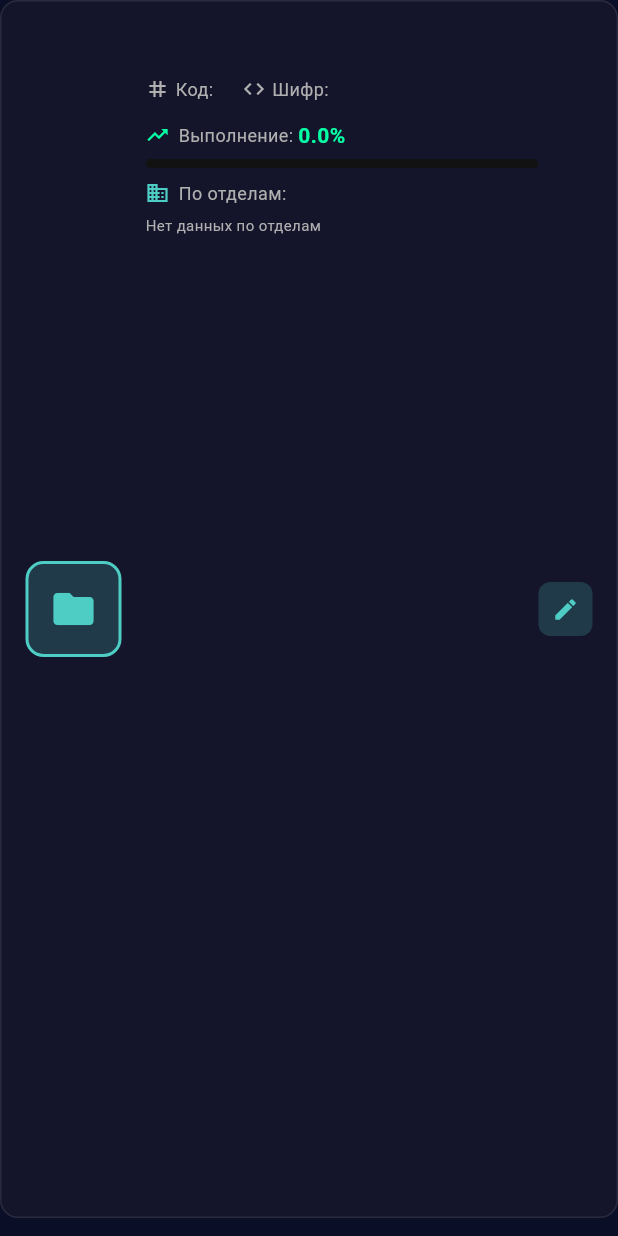
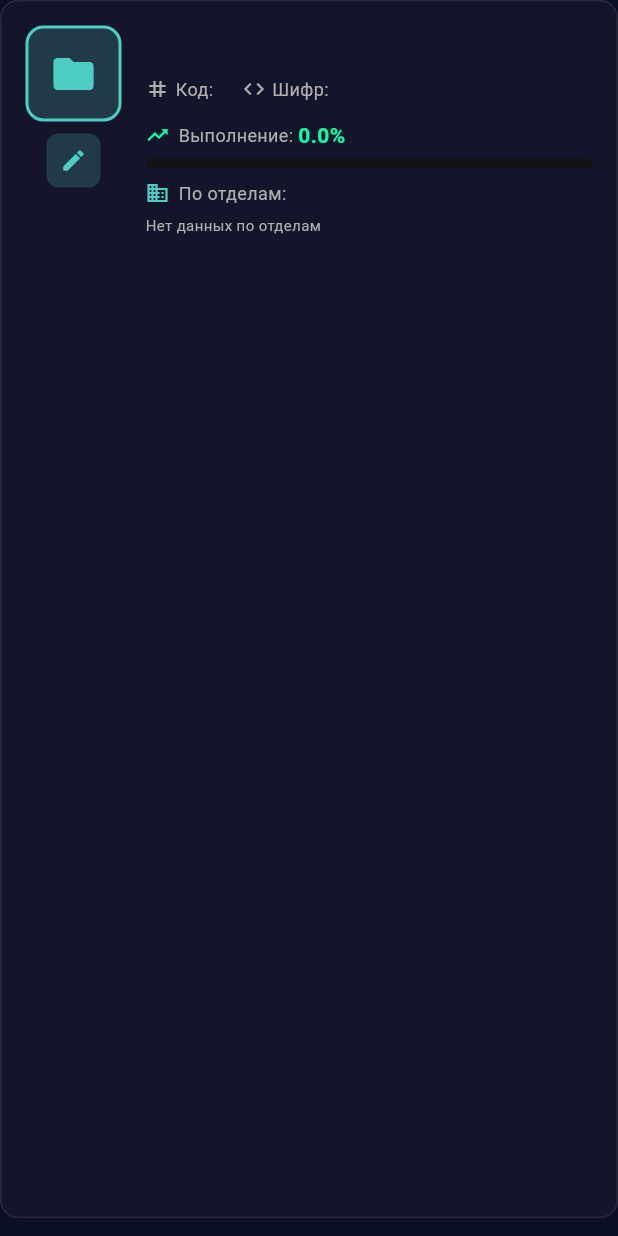
Before and after one commit to Shain92/my_tracker_v0.1, a Flutter app: the _ProjectCard widget shown alone on an empty page, opened directly with empty values, on a phone screen of 412 x 824 dp. Run offline on Flutter 3.47's test engine with Material 3 defaults, Android fonts, the phone set to English and light mode, and no system bars; our stand-ins replace file_picker, shared_preferences; missing offline and left inert: dart:html; accounts and stored records are empty; network calls fail.

Commit message:
Refactor project card layout in SiteProjectsScreen for improved clarity and functionality
- Consolidated project icon and edit button into a single column for better visual organization.
- Enhanced project information display with improved spacing and layout adjustments.
- Maintained existing functionality while streamlining the overall structure for a more intuitive user experience.

```diff
--- a/frontend/lib/screens/site_projects_screen.dart
+++ b/frontend/lib/screens/site_projects_screen.dart
@@ -1476,7 +1476,9 @@ class _ProjectCardState extends State<_ProjectCard> {
             padding: const EdgeInsets.all(16),
             child: Row(
               children: [
-            // Иконка проекта
+                // Иконка проекта и кнопка редактирования
+                Column(
+                  children: [
                     Container(
                       width: 64,
                       height: 64,
@@ -1494,6 +1496,14 @@ class _ProjectCardState extends State<_ProjectCard> {
                         color: AppColors.accentBlue,
                       ),
                     ),
+                    const SizedBox(height: 8),
+                    _ActionButton(
+                      icon: Icons.edit,
+                      color: AppColors.accentBlue,
+                      onTap: () => _showEditDialog(context),
+                    ),
+                  ],
+                ),
                 const SizedBox(width: 16),
                 // Информация о проекте
                 Expanded(
@@ -1582,12 +1592,6 @@ class _ProjectCardState extends State<_ProjectCard> {
                       ),
                     ],
                   ),
-            ),
-            // Кнопка редактирования
-            _ActionButton(
-              icon: Icons.edit,
-              color: AppColors.accentBlue,
-              onTap: () => _showEditDialog(context),
                 ),
               ],
             ),
```
Lines whose indentation alone changed are shown as unchanged.
